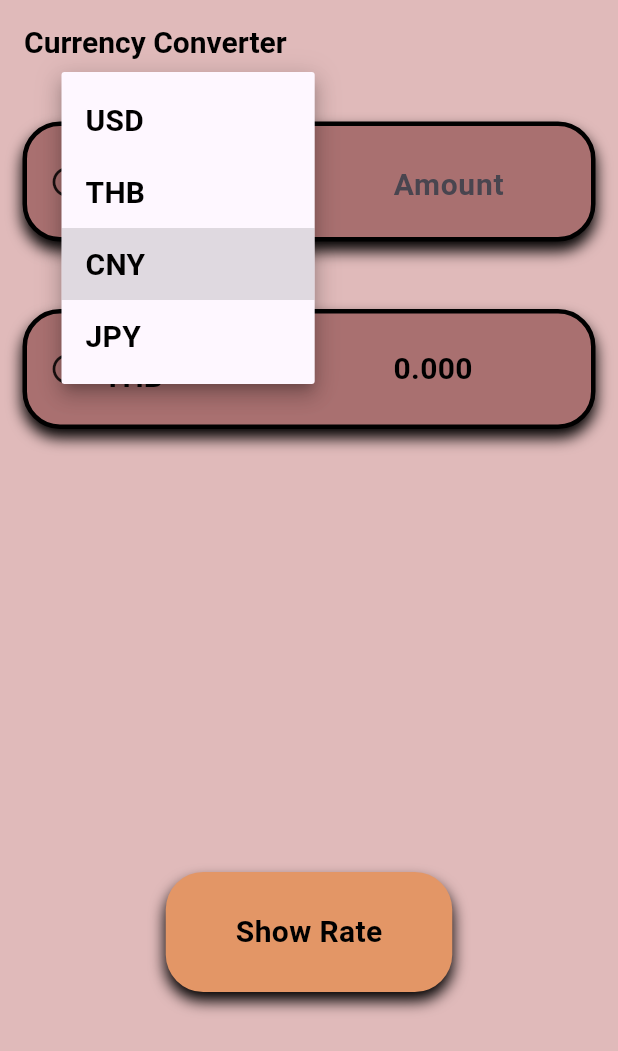
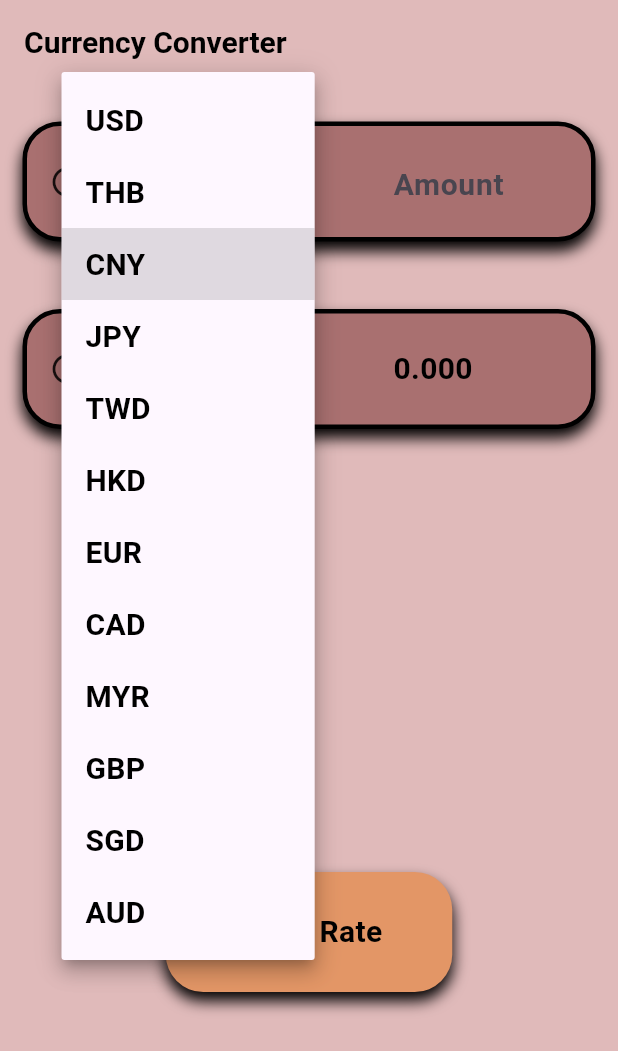
Before and after one commit to sorryma3er/currency-convertor-app, a Flutter app: the screen it shows after launch, after a tap on "CNY", on a phone screen of 412 x 824 dp. Shown: the top 1051 px of the screen. Run offline on Flutter 3.47's test engine with Material 3 defaults, Android fonts, the phone set to English and light mode, and no system bars.

Commit message:
Added a few more currency choices into the map.

```diff
--- a/lib/screens/data_entry_screen.dart
+++ b/lib/screens/data_entry_screen.dart
@@ -13,12 +13,20 @@ class DataEntryScreen extends StatefulWidget {
 }
 
 class _DataEntryScreenState extends State<DataEntryScreen> {
-  final List<String> _currencies = ['USD', 'THB', 'CNY', 'JPY'];
+  final List<String> _currencies = ['USD', 'THB', 'CNY', 'JPY', 'TWD', 'HKD', 'EUR', 'CAD', 'MYR', 'GBP', 'SGD', 'AUD'];
   final Map<String, double> _rateToCNY = {
     'CNY': 1.0,
     'USD': 7.2,
     'THB': 0.22,
     'JPY': 0.05,
+    'TWD': 0.25,
+    'HKD': 0.92,
+    'EUR': 8.31,
+    'CAD': 5.27,
+    'MYR': 1.7,
+    'GBP': 9.72,
+    'SGD': 5.61,
+    'AUD': 4.68
   };
 
   String _currency1 = 'CNY';
--- a/lib/screens/result_screen.dart
+++ b/lib/screens/result_screen.dart
@@ -12,6 +12,14 @@ class ResultScreen extends StatelessWidget {
     'THB': 'th',
     'CNY': 'cn',
     'JPY': 'jp',
+    'TWD': 'tw',
+    'HKD': 'hk',
+    'EUR': 'eu',
+    'CAD': 'ca',
+    'MYR': 'my',
+    'GBP': 'gb',
+    'SGD': 'sg',
+    'AUD': 'au'
   };
 
   const ResultScreen({super.key, required this.currency1, required this.currency2, required this.ratio});
```
